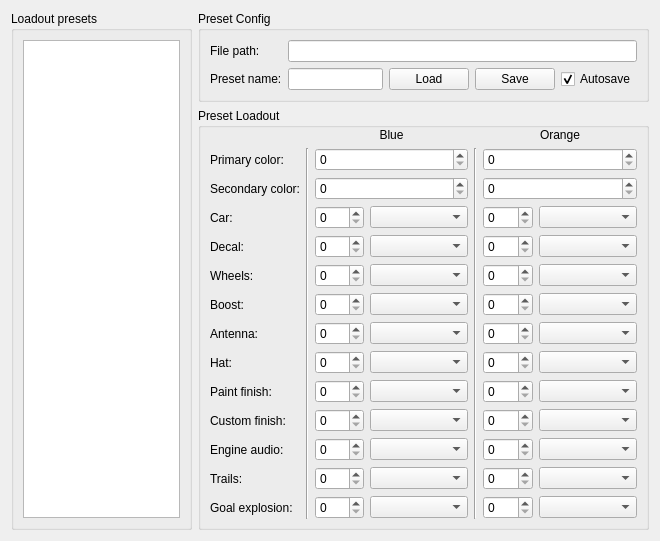
The window that RLBotFramework/gui/qt_gui/car_customisation_3.ui (RLBot/RLBot) describes before a commit, drawn with Qt 5.
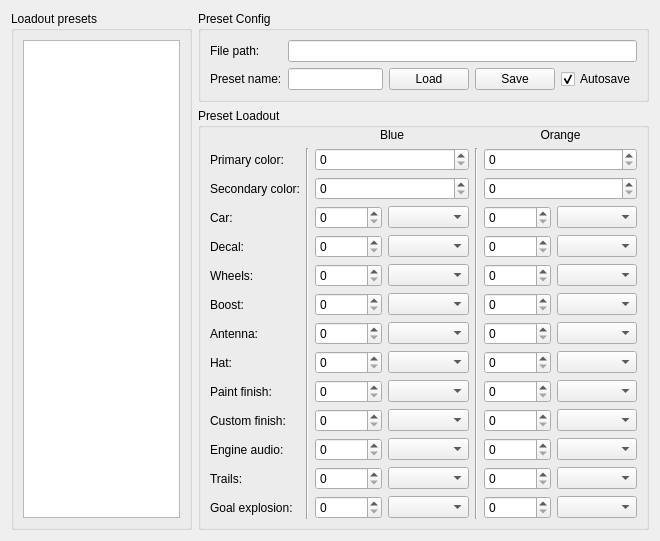
The same window after the commit.

The edit to the form file:
```diff
--- a/RLBotFramework/gui/qt_gui/car_customisation_3.ui
+++ b/RLBotFramework/gui/qt_gui/car_customisation_3.ui
@@ -95,7 +95,7 @@
        <property name="title">
         <string>Preset Loadout</string>
        </property>
-       <layout class="QGridLayout" name="gridLayout" columnstretch="1,1,1,2,1,1,2,0">
+       <layout class="QGridLayout" name="gridLayout" columnstretch="1,1,1,2,1,1,2">
         <property name="topMargin">
          <number>0</number>
         </property>
@@ -142,10 +142,18 @@
          </widget>
         </item>
         <item row="1" column="2" colspan="2">
-         <widget class="QSpinBox" name="blue_primary_spinbox"/>
+         <widget class="QSpinBox" name="blue_primary_spinbox">
+          <property name="maximum">
+           <number>999999999</number>
+          </property>
+         </widget>
         </item>
         <item row="1" column="5" colspan="2">
-         <widget class="QSpinBox" name="orange_primary_spinbox"/>
+         <widget class="QSpinBox" name="orange_primary_spinbox">
+          <property name="maximum">
+           <number>999999999</number>
+          </property>
+         </widget>
         </item>
         <item row="2" column="0">
          <widget class="QLabel" name="label_2">
@@ -162,16 +170,32 @@
          </widget>
         </item>
         <item row="2" column="5" colspan="2">
-         <widget class="QSpinBox" name="orange_secondary_spinbox"/>
+         <widget class="QSpinBox" name="orange_secondary_spinbox">
+          <property name="maximum">
+           <number>999999999</number>
+          </property>
+         </widget>
         </item>
         <item row="2" column="2" colspan="2">
-         <widget class="QSpinBox" name="blue_secondary_spinbox"/>
+         <widget class="QSpinBox" name="blue_secondary_spinbox">
+          <property name="maximum">
+           <number>999999999</number>
+          </property>
+         </widget>
         </item>
         <item row="3" column="2">
-         <widget class="QSpinBox" name="blue_car_spinbox"/>
+         <widget class="QSpinBox" name="blue_car_spinbox">
+          <property name="maximum">
+           <number>999999999</number>
+          </property>
+         </widget>
         </item>
         <item row="3" column="5">
-         <widget class="QSpinBox" name="orange_car_spinbox"/>
+         <widget class="QSpinBox" name="orange_car_spinbox">
+          <property name="maximum">
+           <number>999999999</number>
+          </property>
+         </widget>
         </item>
         <item row="3" column="6">
          <widget class="QComboBox" name="orange_car_combobox"/>
@@ -187,22 +211,38 @@
          </widget>
         </item>
         <item row="4" column="2">
-         <widget class="QSpinBox" name="blue_decal_spinbox"/>
+         <widget class="QSpinBox" name="blue_decal_spinbox">
+          <property name="maximum">
+           <number>999999999</number>
+          </property>
+         </widget>
         </item>
         <item row="4" column="3">
          <widget class="QComboBox" name="blue_decal_combobox"/>
         </item>
         <item row="4" column="5">
-         <widget class="QSpinBox" name="orange_decal_spinbox"/>
+         <widget class="QSpinBox" name="orange_decal_spinbox">
+          <property name="maximum">
+           <number>999999999</number>
+          </property>
+         </widget>
         </item>
         <item row="5" column="2">
-         <widget class="QSpinBox" name="blue_wheels_spinbox"/>
+         <widget class="QSpinBox" name="blue_wheels_spinbox">
+          <property name="maximum">
+           <number>999999999</number>
+          </property>
+         </widget>
         </item>
         <item row="5" column="3">
          <widget class="QComboBox" name="blue_wheels_combobox"/>
         </item>
         <item row="5" column="5">
-         <widget class="QSpinBox" name="orange_wheels_spinbox"/>
+         <widget class="QSpinBox" name="orange_wheels_spinbox">
+          <property name="maximum">
+           <number>999999999</number>
+          </property>
+         </widget>
         </item>
         <item row="4" column="6">
          <widget class="QComboBox" name="orange_decal_combobox"/>
@@ -215,7 +255,11 @@
          </widget>
         </item>
         <item row="6" column="5">
-         <widget class="QSpinBox" name="orange_boost_spinbox"/>
+         <widget class="QSpinBox" name="orange_boost_spinbox">
+          <property name="maximum">
+           <number>999999999</number>
+          </property>
+         </widget>
         </item>
         <item row="6" column="3">
          <widget class="QComboBox" name="blue_boost_combobox"/>
@@ -231,7 +275,11 @@
          <widget class="QComboBox" name="orange_wheels_combobox"/>
         </item>
         <item row="6" column="2">
-         <widget class="QSpinBox" name="blue_boost_spinbox"/>
+         <widget class="QSpinBox" name="blue_boost_spinbox">
+          <property name="maximum">
+           <number>999999999</number>
+          </property>
+         </widget>
         </item>
         <item row="7" column="0">
          <widget class="QLabel" name="label_7">
@@ -244,10 +292,18 @@
          <widget class="QComboBox" name="blue_antenna_combobox"/>
         </item>
         <item row="7" column="2">
-         <widget class="QSpinBox" name="blue_antenna_spinbox"/>
+         <widget class="QSpinBox" name="blue_antenna_spinbox">
+          <property name="maximum">
+           <number>999999999</number>
+          </property>
+         </widget>
         </item>
         <item row="7" column="5">
-         <widget class="QSpinBox" name="orange_antenna_spinbox"/>
+         <widget class="QSpinBox" name="orange_antenna_spinbox">
+          <property name="maximum">
+           <number>999999999</number>
+          </property>
+         </widget>
         </item>
         <item row="6" column="6">
          <widget class="QComboBox" name="orange_boost_combobox"/>
@@ -260,13 +316,21 @@
          </widget>
         </item>
         <item row="8" column="2">
-         <widget class="QSpinBox" name="blue_hat_spinbox"/>
+         <widget class="QSpinBox" name="blue_hat_spinbox">
+          <property name="maximum">
+           <number>999999999</number>
+          </property>
+         </widget>
         </item>
         <item row="8" column="3">
          <widget class="QComboBox" name="blue_hat_combobox"/>
         </item>
         <item row="8" column="5">
-         <widget class="QSpinBox" name="orange_hat_spinbox"/>
+         <widget class="QSpinBox" name="orange_hat_spinbox">
+          <property name="maximum">
+           <number>999999999</number>
+          </property>
+         </widget>
         </item>
         <item row="7" column="6">
          <widget class="QComboBox" name="orange_antenna_combobox"/>
@@ -275,7 +339,11 @@
          <widget class="QComboBox" name="orange_hat_combobox"/>
         </item>
         <item row="9" column="2">
-         <widget class="QSpinBox" name="blue_paint_finish_spinbox"/>
+         <widget class="QSpinBox" name="blue_paint_finish_spinbox">
+          <property name="maximum">
+           <number>999999999</number>
+          </property>
+         </widget>
         </item>
         <item row="9" column="3">
          <widget class="QComboBox" name="blue_paint_finish_combobox"/>
@@ -301,22 +369,42 @@
          <widget class="QComboBox" name="orange_paint_finish_combobox"/>
         </item>
         <item row="10" column="2">
-         <widget class="QSpinBox" name="blue_custom_finish_spinbox"/>
+         <widget class="QSpinBox" name="blue_custom_finish_spinbox">
+          <property name="maximum">
+           <number>999999999</number>
+          </property>
+         </widget>
         </item>
         <item row="9" column="5">
-         <widget class="QSpinBox" name="orange_paint_finish_spinbox"/>
+         <widget class="QSpinBox" name="orange_paint_finish_spinbox">
+          <property name="maximum">
+           <number>999999999</number>
+          </property>
+         </widget>
         </item>
         <item row="11" column="2">
-         <widget class="QSpinBox" name="blue_engine_spinbox"/>
+         <widget class="QSpinBox" name="blue_engine_spinbox">
+          <property name="maximum">
+           <number>999999999</number>
+          </property>
+         </widget>
         </item>
         <item row="11" column="3">
          <widget class="QComboBox" name="blue_engine_combobox"/>
         </item>
         <item row="11" column="5">
-         <widget class="QSpinBox" name="orange_engine_spinbox"/>
+         <widget class="QSpinBox" name="orange_engine_spinbox">
+          <property name="maximum">
+           <number>999999999</number>
+          </property>
+         </widget>
         </item>
         <item row="10" column="5">
-         <widget class="QSpinBox" name="orange_custom_finish_spinbox"/>
+         <widget class="QSpinBox" name="orange_custom_finish_spinbox">
+          <property name="maximum">
+           <number>999999999</number>
+          </property>
+         </widget>
         </item>
         <item row="11" column="0">
          <widget class="QLabel" name="label_11">
@@ -342,10 +430,18 @@
          </widget>
         </item>
         <item row="12" column="2">
-         <widget class="QSpinBox" name="blue_trails_spinbox"/>
+         <widget class="QSpinBox" name="blue_trails_spinbox">
+          <property name="maximum">
+           <number>999999999</number>
+          </property>
+         </widget>
         </item>
         <item row="12" column="5">
-         <widget class="QSpinBox" name="orange_trails_spinbox"/>
+         <widget class="QSpinBox" name="orange_trails_spinbox">
+          <property name="maximum">
+           <number>999999999</number>
+          </property>
+         </widget>
         </item>
         <item row="12" column="6">
          <widget class="QComboBox" name="orange_trails_combobox"/>
@@ -358,7 +454,11 @@
          </widget>
         </item>
         <item row="13" column="2">
-         <widget class="QSpinBox" name="blue_goal_explosion_spinbox"/>
+         <widget class="QSpinBox" name="blue_goal_explosion_spinbox">
+          <property name="maximum">
+           <number>999999999</number>
+          </property>
+         </widget>
         </item>
         <item row="13" column="3">
          <widget class="QComboBox" name="blue_goal_explosion_combobox"/>
@@ -367,7 +467,11 @@
          <widget class="QComboBox" name="orange_goal_explosion_combobox"/>
         </item>
         <item row="13" column="5">
-         <widget class="QSpinBox" name="orange_goal_explosion_spinbox"/>
+         <widget class="QSpinBox" name="orange_goal_explosion_spinbox">
+          <property name="maximum">
+           <number>999999999</number>
+          </property>
+         </widget>
         </item>
         <item row="1" column="1" rowspan="13">
          <widget class="Line" name="line_2">
```
